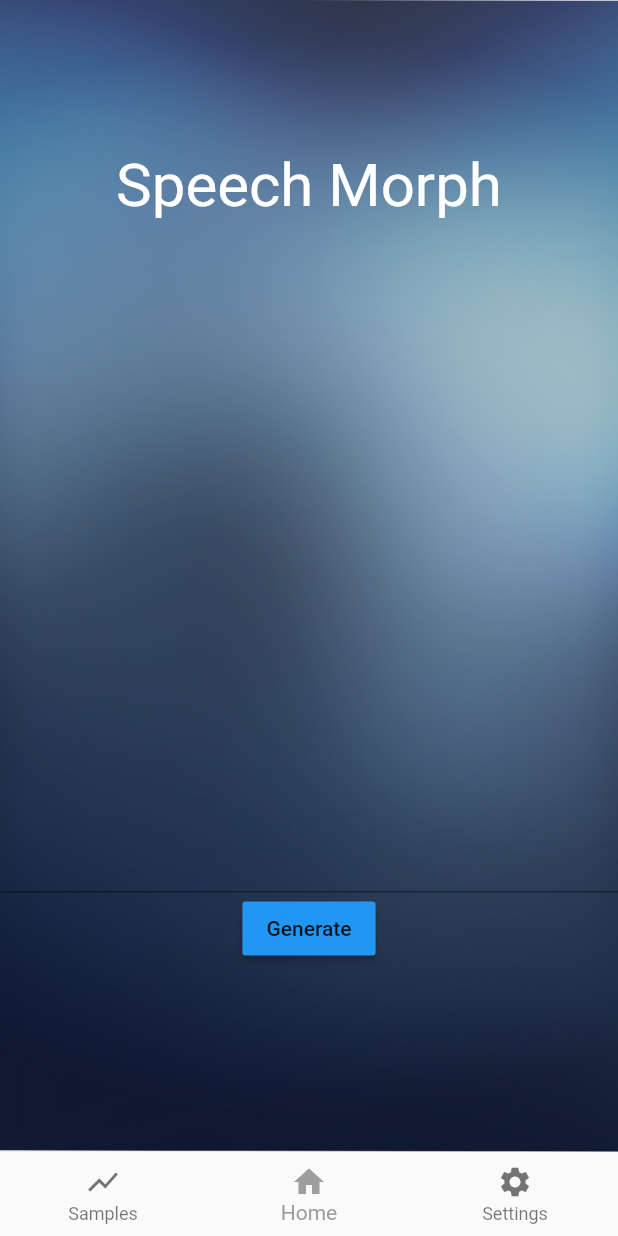
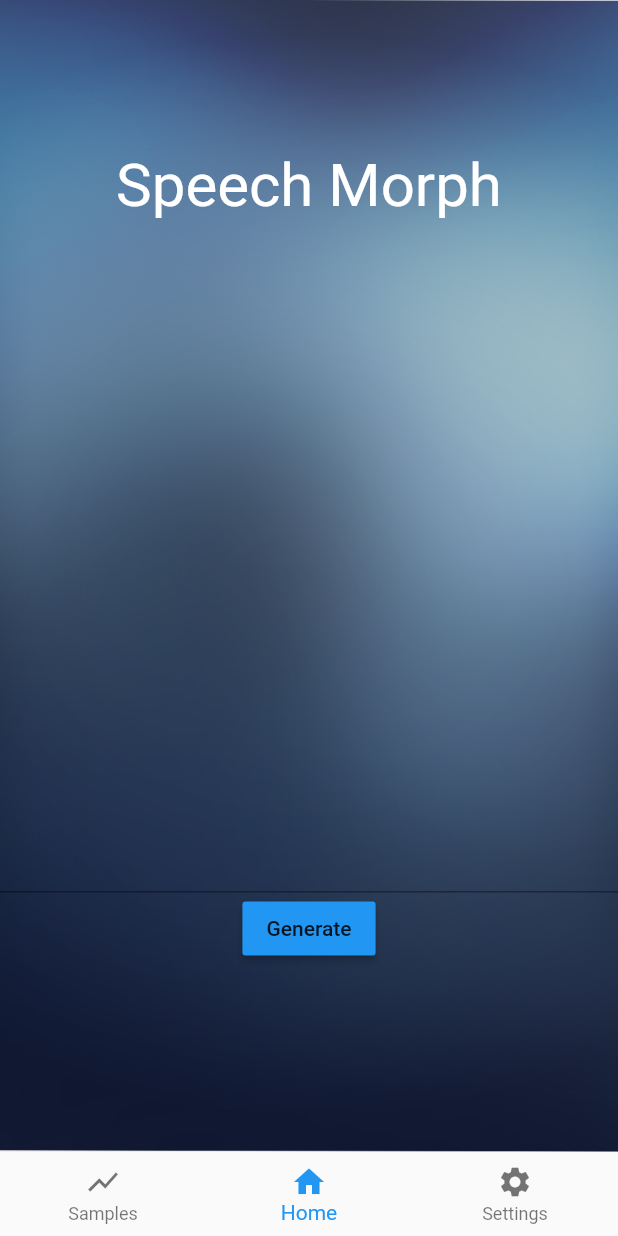
Before and after one commit to yichen14/speechMorph, a Flutter app: the screen it shows after launch, item 2 of the bottom bar chosen, on a phone screen of 412 x 824 dp. Run offline on Flutter 3.47's test engine with Material 2 defaults, Android fonts, the phone set to English and light mode, and no system bars.

Commit message:
adjust bottomNavigationBar

```diff
--- a/lib/home_page.dart
+++ b/lib/home_page.dart
@@ -1,11 +1,8 @@
-
 import 'package:flutter/material.dart';
 import 'package:test_app/base_layout.dart';
 import 'package:test_app/play_sounds_button.dart';
 import 'package:test_app/user_input.dart';
 import 'text_section.dart';
-
-
 
 class HomePage extends StatelessWidget {
   @override
--- a/lib/main.dart
+++ b/lib/main.dart
@@ -20,16 +20,16 @@ class MyApp extends StatefulWidget {
 class MyAppState extends State<MyApp>{
   int _selectedTab = 0;
   final _pageOptions = [
+    SamplePage(),
+    HomePage(),
     SettingPage(),
-    HomePage(),
-    SamplePage(),
+  ];
 
-  ];
   @override
   Widget build(BuildContext context) {
     return MaterialApp(
       theme: ThemeData(
-          primarySwatch: Colors.grey,
+          primarySwatch: Colors.blue,
           primaryTextTheme: TextTheme(
             title: TextStyle(color: Colors.white),
           )),
```
